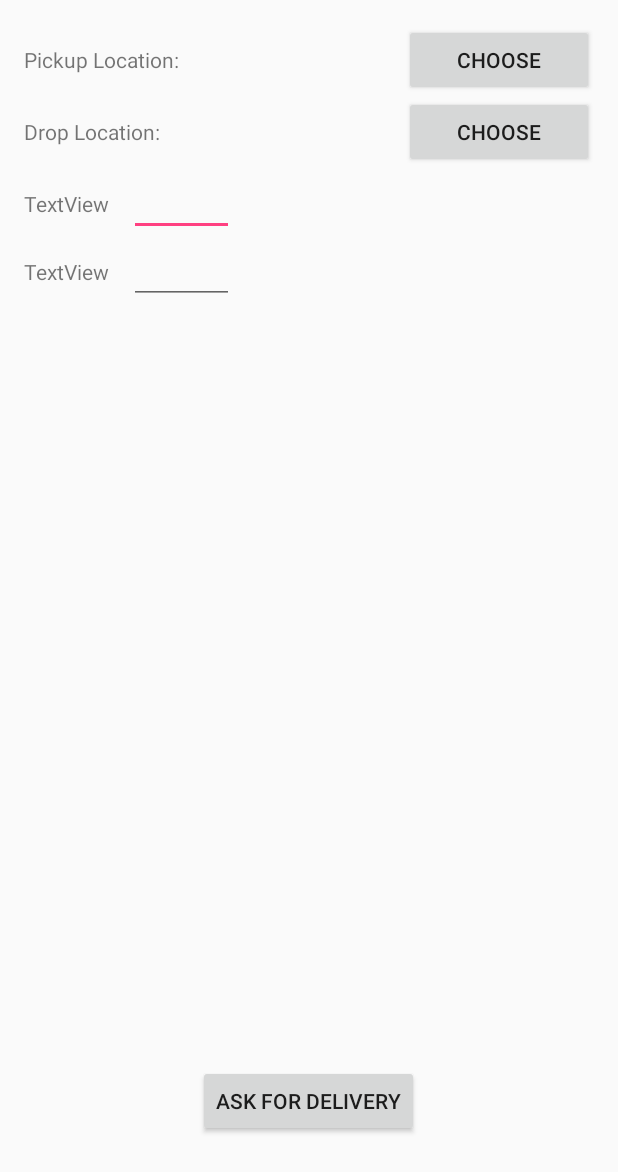
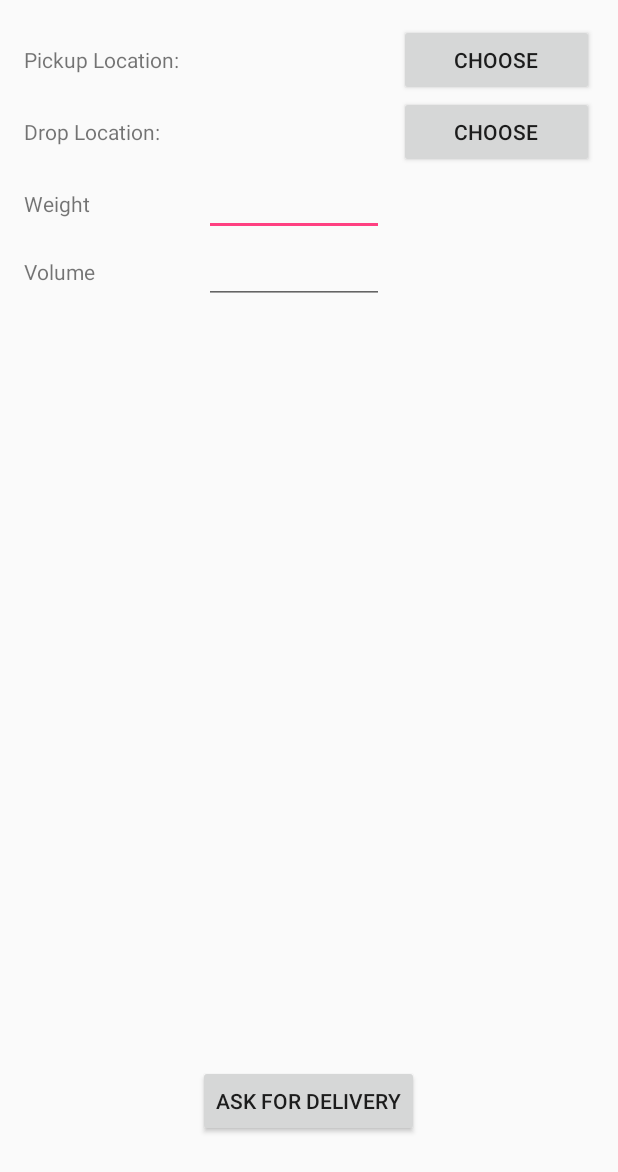
Before and after one commit to goratt12/Project, an Android app: the layout activity_ask_delivery.xml on its own in the app's theme, with its tools: preview values and no code run, on a phone screen of 412 x 824 dp. Shown: the top 1172 px of the screen. Run offline under Robolectric (Android 15) with nearby library versions, the phone set to English and light mode, and no system bars.

Commit message:
25/4/17 15:29

```diff
--- a/app/src/main/java/com/example/user/project/MyApplication.java
+++ b/app/src/main/java/com/example/user/project/MyApplication.java
@@ -4,6 +4,9 @@ import android.app.Application;
 import android.content.Context;
 import android.content.SharedPreferences;
 import android.preference.PreferenceManager;
+
+import communication.Protocol;
+import communication.TcpClient;
 
 
 public class MyApplication extends Application {
@@ -30,6 +33,6 @@ public class MyApplication extends Application {
 
     public static char getClientType(){
         SharedPreferences sharedPref = PreferenceManager.getDefaultSharedPreferences(getContext());
-        return sharedPref.getString("ClientType","2").charAt(0);
+        return sharedPref.getString("ClientType",""+ Protocol.CONTROL).charAt(0);
     }
 }
--- a/app/src/main/java/com/example/user/project/Message.java
+++ b/app/src/main/java/communication/Message.java
@@ -1,4 +1,4 @@
-package com.example.user.project;
+package communication;
 
 import java.nio.ByteBuffer;
 
--- a/app/src/main/java/com/example/user/project/Protocol.java
+++ b/app/src/main/java/communication/Protocol.java
@@ -1,4 +1,4 @@
-package com.example.user.project;
+package communication;
 
 public class Protocol {
     public static final int INT_SIZE = 4;
--- a/app/src/main/res/layout/activity_ask_delivery.xml
+++ b/app/src/main/res/layout/activity_ask_delivery.xml
@@ -9,6 +9,15 @@
     android:paddingRight="@dimen/activity_horizontal_margin"
     android:paddingTop="@dimen/activity_vertical_margin"
     tools:context="com.example.user.project.AskDeliveryActivity">
+
+    <Button
+        android:text="Ask For Delivery"
+        android:layout_width="wrap_content"
+        android:layout_height="wrap_content"
+        android:layout_alignParentBottom="true"
+        android:layout_centerHorizontal="true"
+        android:id="@+id/btnAskDelivery"
+        android:layout_marginBottom="50dp"/>
 
     <LinearLayout
         android:orientation="vertical"
@@ -25,10 +34,9 @@
 
             <TextView
                 android:text="Pickup Location:"
-                android:layout_width="70dp"
+                android:layout_width="120dp"
                 android:layout_height="wrap_content"
-                android:id="@+id/textView3"
-                android:layout_weight="1" />
+                android:id="@+id/textView3"/>
 
             <TextView
                 android:layout_width="70dp"
@@ -52,10 +60,9 @@
 
             <TextView
                 android:text="Drop Location:"
-                android:layout_width="70dp"
+                android:layout_width="120dp"
                 android:layout_height="wrap_content"
-                android:id="@+id/textView4"
-                android:layout_weight="1" />
+                android:id="@+id/textView4" />
 
             <TextView
                 android:layout_width="70dp"
@@ -79,13 +86,13 @@
             android:gravity="left">
 
             <TextView
-                android:text="TextView"
+                android:text="Weight"
                 android:layout_height="wrap_content"
                 android:id="@+id/textView5"
-                android:layout_width="70dp" />
+                android:layout_width="120dp"/>
 
             <EditText
-                android:layout_width="70dp"
+                android:layout_width="120dp"
                 android:layout_height="wrap_content"
                 android:inputType="numberDecimal"
                 android:ems="10"
@@ -98,13 +105,13 @@
             android:gravity="left">
 
             <TextView
-                android:text="TextView"
+                android:text="Volume"
                 android:layout_height="wrap_content"
                 android:id="@+id/textView6"
-                android:layout_width="70dp" />
+                android:layout_width="120dp" />
 
             <EditText
-                android:layout_width="70dp"
+                android:layout_width="120dp"
                 android:layout_height="wrap_content"
                 android:inputType="numberDecimal"
                 android:ems="10"
@@ -114,13 +121,4 @@
 
     </LinearLayout>
 
-    <Button
-        android:text="Ask For Delivery"
-        android:layout_width="wrap_content"
-        android:layout_height="wrap_content"
-        android:layout_alignParentBottom="true"
-        android:layout_centerHorizontal="true"
-        android:id="@+id/btnAskDelivery"
-        android:layout_marginBottom="50dp"/>
-
 </RelativeLayout>
```
Also changed, not shown: app/src/main/AndroidManifest.xml (+9 -3 lines), app/src/main/java/com/example/user/project/AskDeliveryActivity.java (+42 -29 lines), app/src/main/java/com/example/user/project/HomeActivity.java (+4 -4 lines), app/src/main/java/com/example/user/project/RegisterActivity.java (+13 -7 lines), app/src/main/java/communication/TcpClient.java (renamed from app/src/main/java/com/example/user/project/TcpClient.java, +123 -8 lines).
